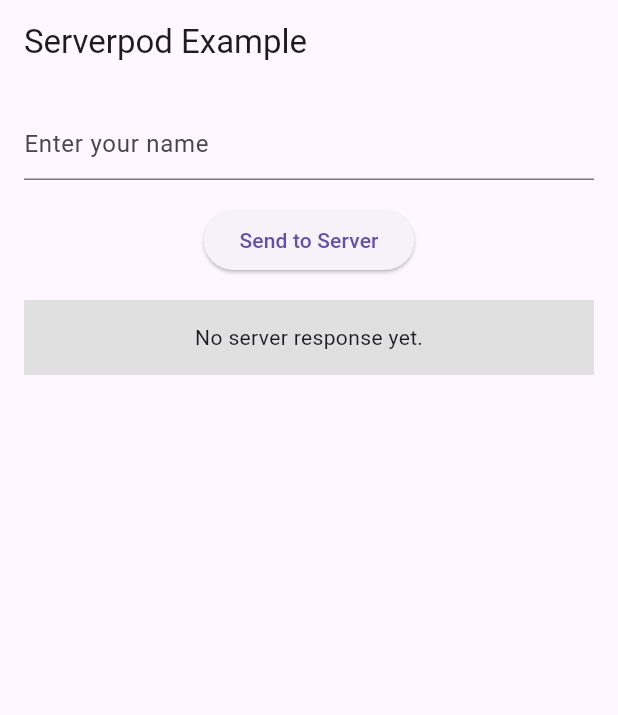
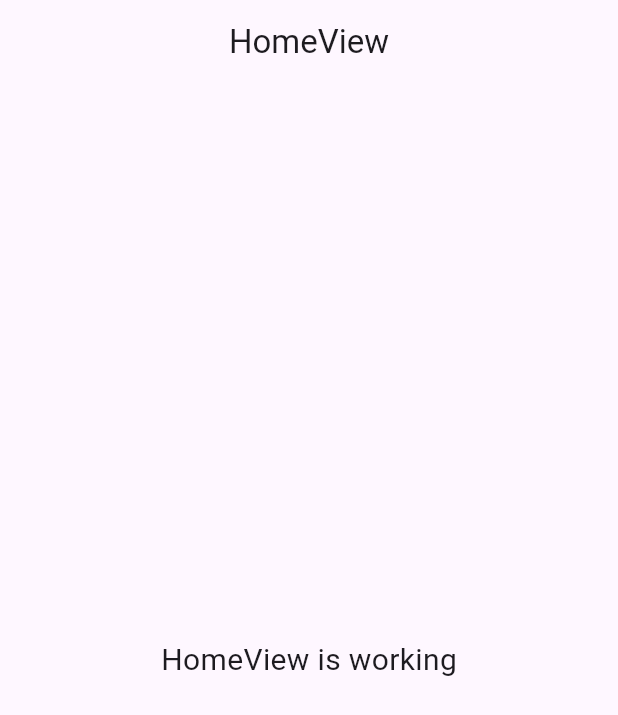
Before and after one commit to anoochit/teleprompter, a Flutter app: the screen it shows after launch, on a phone screen of 412 x 824 dp. Shown: the top 715 px of the screen. Run offline on Flutter 3.47's test engine with Material 3 defaults, Android fonts, the phone set to English and light mode, and no system bars; our stand-ins replace get; missing offline and left inert: serverpod, serverpod_auth_client, serverpod_auth_server, serverpod_auth_shared_flutter, serverpod_chat_client, serverpod_chat_server and 2 more; statements that could not run were skipped.

```diff
--- a/teleprompter_client/pubspec.yaml
+++ b/teleprompter_client/pubspec.yaml
@@ -2,7 +2,9 @@
 description: Starting point for a Serverpod client.
 
 environment:
-  sdk: '>=3.2.0 <4.0.0'
+  sdk: ">=3.2.0 <4.0.0"
 
 dependencies:
+  serverpod_auth_client: 2.0.1
+  serverpod_chat_client: 2.0.1
   serverpod_client: 2.0.1
--- /dev/null
+++ b/teleprompter_flutter/lib/app/modules/home/views/home_view.dart
@@ -0,0 +1,24 @@
+import 'package:flutter/material.dart';
+
+import 'package:get/get.dart';
+
+import '../controllers/home_controller.dart';
+
+class HomeView extends GetView<HomeController> {
+  const HomeView({Key? key}) : super(key: key);
+  @override
+  Widget build(BuildContext context) {
+    return Scaffold(
+      appBar: AppBar(
+        title: const Text('HomeView'),
+        centerTitle: true,
+      ),
+      body: const Center(
+        child: Text(
+          'HomeView is working',
+          style: TextStyle(fontSize: 20),
+        ),
+      ),
+    );
+  }
+}
--- a/teleprompter_flutter/lib/main.dart
+++ b/teleprompter_flutter/lib/main.dart
@@ -1,137 +1,20 @@
-import 'package:teleprompter_client/teleprompter_client.dart';
 import 'package:flutter/material.dart';
-import 'package:serverpod_flutter/serverpod_flutter.dart';
 
-// Sets up a singleton client object that can be used to talk to the server from
-// anywhere in our app. The client is generated from your server code.
-// The client is set up to connect to a Serverpod running on a local server on
-// the default port. You will need to modify this to connect to staging or
-// production servers.
-var client = Client('http://$localhost:8080/')
-  ..connectivityMonitor = FlutterConnectivityMonitor();
+import 'package:get/get.dart';
+import 'package:teleprompter_flutter/serverpod.dart';
+
+import 'app/routes/app_pages.dart';
 
 void main() {
-  runApp(const MyApp());
+  WidgetsFlutterBinding.ensureInitialized();
+
+  initializeServerpodClient();
+
+  runApp(
+    GetMaterialApp(
+      title: "Application",
+      initialRoute: AppPages.INITIAL,
+      getPages: AppPages.routes,
+    ),
+  );
 }
-
-class MyApp extends StatelessWidget {
-  const MyApp({super.key});
-
-  @override
-  Widget build(BuildContext context) {
-    return MaterialApp(
-      title: 'Serverpod Demo',
-      theme: ThemeData(
-        primarySwatch: Colors.blue,
-      ),
-      home: const MyHomePage(title: 'Serverpod Example'),
-    );
-  }
-}
-
-class MyHomePage extends StatefulWidget {
-  const MyHomePage({super.key, required this.title});
-
-  final String title;
-
-  @override
-  MyHomePageState createState() => MyHomePageState();
-}
-
-class MyHomePageState extends State<MyHomePage> {
-  // These fields hold the last result or error message that we've received from
-  // the server or null if no result exists yet.
-  String? _resultMessage;
-  String? _errorMessage;
-
-  final _textEditingController = TextEditingController();
-
-  // Calls the `hello` method of the `example` endpoint. Will set either the
-  // `_resultMessage` or `_errorMessage` field, depending on if the call
-  // is successful.
-  void _callHello() async {
-    try {
-      final result = await client.example.hello(_textEditingController.text);
-      setState(() {
-        _errorMessage = null;
-        _resultMessage = result;
-      });
-    } catch (e) {
-      setState(() {
-        _errorMessage = '$e';
-      });
-    }
-  }
-
-  @override
-  Widget build(BuildContext context) {
-    return Scaffold(
-      appBar: AppBar(
-        title: Text(widget.title),
-      ),
-      body: Padding(
-        padding: const EdgeInsets.all(16),
-        child: Column(
-          children: [
-            Padding(
-              padding: const EdgeInsets.only(bottom: 16.0),
-              child: TextField(
-                controller: _textEditingController,
-                decoration: const InputDecoration(
-                  hintText: 'Enter your name',
-                ),
-              ),
-            ),
-            Padding(
-              padding: const EdgeInsets.only(bottom: 16.0),
-              child: ElevatedButton(
-                onPressed: _callHello,
-                child: const Text('Send to Server'),
-              ),
-            ),
-            _ResultDisplay(
-              resultMessage: _resultMessage,
-              errorMessage: _errorMessage,
-            ),
-          ],
-        ),
-      ),
-    );
-  }
-}
-
-// _ResultDisplays shows the result of the call. Either the returned result from
-// the `example.hello` endpoint method or an error message.
-class _ResultDisplay extends StatelessWidget {
-  final String? resultMessage;
-  final String? errorMessage;
-
-  const _ResultDisplay({
-    this.resultMessage,
-    this.errorMessage,
-  });
-
-  @override
-  Widget build(BuildContext context) {
-    String text;
-    Color backgroundColor;
-    if (errorMessage != null) {
-      backgroundColor = Colors.red[300]!;
-      text = errorMessage!;
-    } else if (resultMessage != null) {
-      backgroundColor = Colors.green[300]!;
-      text = resultMessage!;
-    } else {
-      backgroundColor = Colors.grey[300]!;
-      text = 'No server response yet.';
-    }
-
-    return Container(
-      height: 50,
-      color: backgroundColor,
-      child: Center(
-        child: Text(text),
-      ),
-    );
-  }
-}
--- a/teleprompter_server/config/generator.yaml
+++ b/teleprompter_server/config/generator.yaml
@@ -1,3 +1,7 @@
 type: server
 
 client_package_path: ../teleprompter_client
+
+modules:
+  serverpod_auth:
+    nickname: auth
--- a/teleprompter_server/pubspec.yaml
+++ b/teleprompter_server/pubspec.yaml
@@ -4,10 +4,12 @@
 # homepage: https://www.example.com
 
 environment:
-  sdk: '>=3.2.0 <4.0.0'
+  sdk: ">=3.2.0 <4.0.0"
 
 dependencies:
   serverpod: 2.0.1
+  serverpod_auth_server: 2.0.1
+  serverpod_chat_server: 2.0.1
 
 dev_dependencies:
-  lints: '>=3.0.0 <5.0.0'
+  lints: ">=3.0.0 <5.0.0"
```
Also changed, not shown: teleprompter_client/lib/src/protocol/client.dart (+22 -3 lines), teleprompter_client/lib/src/protocol/protocol.dart (+25 -0 lines), teleprompter_flutter/lib/app/modules/home/bindings/home_binding.dart (added, +12 -0 lines), teleprompter_flutter/lib/app/modules/home/controllers/home_controller.dart (added, +23 -0 lines), teleprompter_flutter/lib/app/routes/app_pages.dart (added, +20 -0 lines), teleprompter_flutter/lib/app/routes/app_routes.dart (added, +12 -0 lines), teleprompter_flutter/lib/serverpod.dart (added, +28 -0 lines), teleprompter_flutter/pubspec.yaml (+8 -62 lines), teleprompter_server/docker-compose.yaml (+11 -3 lines), teleprompter_server/lib/server.dart (+22 -0 lines), teleprompter_flutter/pubspec.lock, teleprompter_server/lib/src/generated/endpoints.dart, teleprompter_server/lib/src/generated/protocol.dart, teleprompter_server/pubspec.lock, 5 other files.
